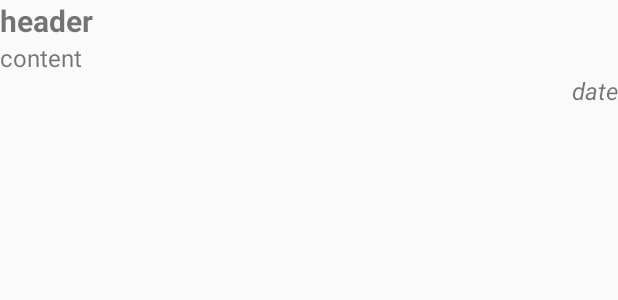
After one commit to daMelkov/Notes, an Android app: the layout activity_item.xml on its own in the app's theme, with its tools: preview values and no code run, on a phone screen of 412 x 824 dp. The commit adds this screen. Shown: the top 300 px of the screen. Run offline under Robolectric (Android 15) with nearby library versions, the phone set to English and light mode, and no system bars.

```diff
--- a/app/build.gradle
+++ b/app/build.gradle
@@ -26,6 +26,7 @@ dependencies {
     implementation fileTree(dir: "libs", include: ["*.jar"])
     implementation 'androidx.appcompat:appcompat:1.2.0'
     implementation 'androidx.constraintlayout:constraintlayout:2.0.1'
+    implementation 'androidx.swiperefreshlayout:swiperefreshlayout:1.1.0'
     testImplementation 'junit:junit:4.12'
     androidTestImplementation 'androidx.test.ext:junit:1.1.2'
     androidTestImplementation 'androidx.test.espresso:espresso-core:3.3.0'
--- /dev/null
+++ b/app/src/main/res/layout/activity_item.xml
@@ -0,0 +1,37 @@
+<?xml version="1.0" encoding="utf-8"?>
+<androidx.constraintlayout.widget.ConstraintLayout
+    xmlns:android="http://schemas.android.com/apk/res/android"
+    xmlns:app="http://schemas.android.com/apk/res-auto"
+    xmlns:tools="http://schemas.android.com/tools"
+    android:layout_width="match_parent"
+    android:layout_height="match_parent">
+
+    <TextView
+        android:id="@+id/textView"
+        android:layout_width="wrap_content"
+        android:layout_height="wrap_content"
+        android:textSize="20sp"
+        android:textStyle="bold"
+        tools:text="header"
+        app:layout_constraintStart_toStartOf="parent"
+        app:layout_constraintTop_toTopOf="parent" />
+
+    <TextView
+        android:id="@+id/textView2"
+        android:layout_width="match_parent"
+        android:layout_height="wrap_content"
+        android:textSize="16sp"
+        tools:text="content"
+        app:layout_constraintStart_toStartOf="parent"
+        app:layout_constraintTop_toBottomOf="@+id/textView" />
+
+    <TextView
+        android:id="@+id/textView3"
+        android:layout_width="wrap_content"
+        android:layout_height="wrap_content"
+        android:textSize="16sp"
+        android:textStyle="italic"
+        tools:text="date"
+        app:layout_constraintEnd_toEndOf="parent"
+        app:layout_constraintTop_toBottomOf="@+id/textView2" />
+</androidx.constraintlayout.widget.ConstraintLayout>
```
Also changed, not shown: app/src/main/res/layout/activity_main.xml (+14 -13 lines).
